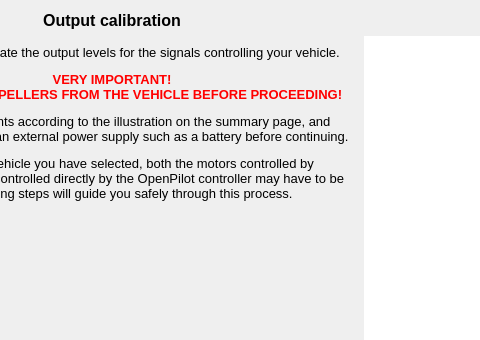
Above: ground/openpilotgcs/src/plugins/setupwizard/pages/outputcalibrationpage.ui from librepilot/LibrePilot before the change; both pictures show x 145 to 625 and y 0 to 340 of the 776 by 505 pixel window. Below: the same form after it.
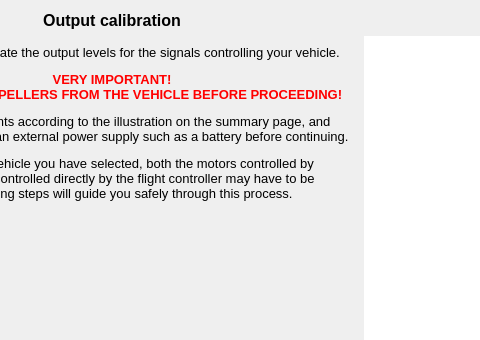
That is the form after the change. The open tabs and pages were chosen to show the change.

```diff
--- a/ground/openpilotgcs/src/plugins/setupwizard/pages/outputcalibrationpage.ui
+++ b/ground/openpilotgcs/src/plugins/setupwizard/pages/outputcalibrationpage.ui
@@ -67,7 +67,7 @@
 &lt;p style=&quot; margin-top:12px; margin-bottom:12px; margin-left:0px; margin-right:0px; -qt-block-indent:0; text-indent:0px;&quot;&gt;&lt;span style=&quot; font-family:'Lucida Grande'; font-size:10pt;&quot;&gt;It is now time to calibrate the output levels for the signals controlling your vehicle. &lt;/span&gt;&lt;/p&gt;
 &lt;p align=&quot;center&quot; style=&quot; margin-top:12px; margin-bottom:12px; margin-left:0px; margin-right:0px; -qt-block-indent:0; text-indent:0px;&quot;&gt;&lt;span style=&quot; font-family:'Lucida Grande'; font-size:10pt; font-weight:600; color:#ff0000;&quot;&gt;VERY IMPORTANT!&lt;/span&gt;&lt;span style=&quot; font-family:'Lucida Grande'; font-size:10pt;&quot;&gt;&lt;br /&gt;&lt;/span&gt;&lt;span style=&quot; font-family:'Lucida Grande'; font-size:10pt; font-weight:600; color:#ff0000;&quot;&gt;REMOVE ALL PROPELLERS FROM THE VEHICLE BEFORE PROCEEDING!&lt;/span&gt;&lt;/p&gt;
 &lt;p style=&quot; margin-top:12px; margin-bottom:12px; margin-left:0px; margin-right:0px; -qt-block-indent:0; text-indent:0px;&quot;&gt;&lt;span style=&quot; font-family:'Lucida Grande'; font-size:10pt;&quot;&gt;Connect all components according to the illustration on the summary page, and provide power using an external power supply such as a battery before continuing.&lt;/span&gt;&lt;/p&gt;
-&lt;p style=&quot; margin-top:12px; margin-bottom:12px; margin-left:0px; margin-right:0px; -qt-block-indent:0; text-indent:0px;&quot;&gt;&lt;span style=&quot; font-family:'Lucida Grande'; font-size:10pt;&quot;&gt;Depending on what vehicle you have selected, both the motors controlled by ESCs and/or servos controlled directly by the OpenPilot controller may have to be calibrated. The following steps will guide you safely through this process. &lt;/span&gt;&lt;/p&gt;&lt;/body&gt;&lt;/html&gt;</string>
+&lt;p style=&quot; margin-top:12px; margin-bottom:12px; margin-left:0px; margin-right:0px; -qt-block-indent:0; text-indent:0px;&quot;&gt;&lt;span style=&quot; font-family:'Lucida Grande'; font-size:10pt;&quot;&gt;Depending on what vehicle you have selected, both the motors controlled by ESCs and/or servos controlled directly by the flight controller may have to be calibrated. The following steps will guide you safely through this process. &lt;/span&gt;&lt;/p&gt;&lt;/body&gt;&lt;/html&gt;</string>
          </property>
          <property name="alignment">
           <set>Qt::AlignLeading|Qt::AlignLeft|Qt::AlignTop</set>
```
